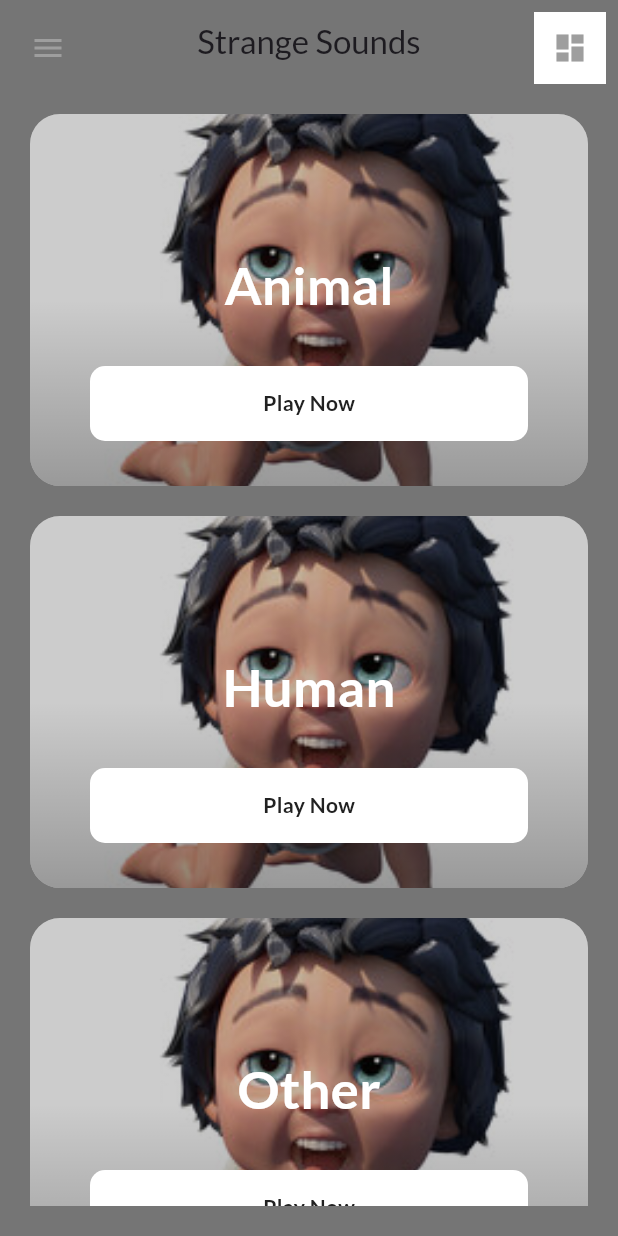
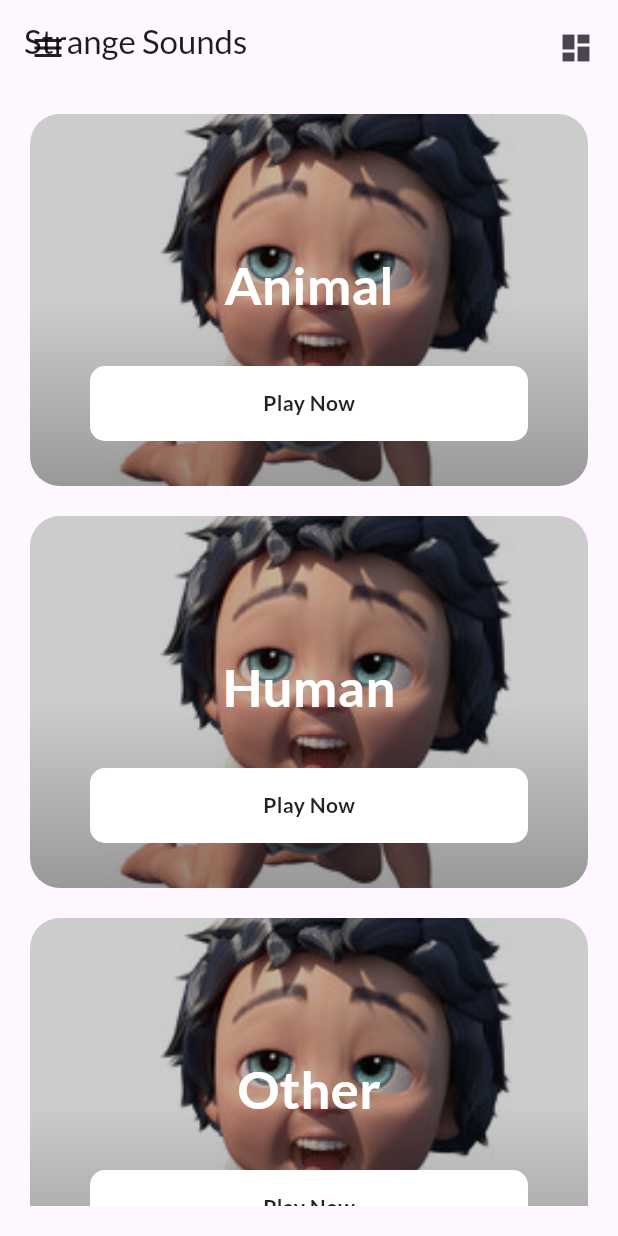
Before and after one commit to mnengineer/crazy_sound, a Flutter app: the screen it shows after launch, on a phone screen of 412 x 824 dp. Run offline on Flutter 3.47's test engine with Material 2 defaults, Android fonts, the phone set to English and light mode, and no system bars; our stand-ins replace audioplayers, google_fonts, in_app_review, share_plus.

Commit message:
feat: アプリ全体のテーマ等の修正

```diff
--- a/lib/custom_drawer/drawer_user_controller.dart
+++ b/lib/custom_drawer/drawer_user_controller.dart
@@ -91,10 +91,7 @@ class _DrawerUserControllerState extends State<DrawerUserController>
 
   @override
   Widget build(BuildContext context) {
-    var brightness = MediaQuery.of(context).platformBrightness;
-    bool isLightMode = brightness == Brightness.light;
     return Scaffold(
-      backgroundColor: isLightMode ? Colors.white : Colors.grey,
       body: SingleChildScrollView(
         controller: scrollController,
         scrollDirection: Axis.horizontal,
@@ -138,7 +135,6 @@ class _DrawerUserControllerState extends State<DrawerUserController>
                 //full-screen Width with widget.screenView
                 child: Container(
                   decoration: BoxDecoration(
-                    color: Colors.white,
                     boxShadow: <BoxShadow>[
                       BoxShadow(
                           color: Colors.grey.withOpacity(0.6), blurRadius: 24),
@@ -172,13 +168,9 @@ class _DrawerUserControllerState extends State<DrawerUserController>
                               borderRadius: BorderRadius.circular(
                                   AppBar().preferredSize.height),
                               child: Center(
-                                // if you use your own menu view UI you add form initialization
                                 child: widget.menuView != null
                                     ? widget.menuView
                                     : AnimatedIcon(
-                                        color: isLightMode
-                                            ? Colors.grey
-                                            : Colors.white,
                                         icon: widget.animatedIconData ??
                                             AnimatedIcons.arrow_menu,
                                         progress: iconAnimationController!),
--- a/lib/custom_drawer/home_drawer.dart
+++ b/lib/custom_drawer/home_drawer.dart
@@ -53,10 +53,7 @@ class _HomeDrawerState extends State<HomeDrawer> {
 
   @override
   Widget build(BuildContext context) {
-    var brightness = MediaQuery.of(context).platformBrightness;
-    bool isLightMode = brightness == Brightness.light;
     return Scaffold(
-      backgroundColor: Colors.white.withOpacity(0.5),
       body: Column(
         crossAxisAlignment: CrossAxisAlignment.stretch,
         mainAxisAlignment: MainAxisAlignment.start,
@@ -69,14 +66,13 @@ class _HomeDrawerState extends State<HomeDrawer> {
               child: Column(
                 crossAxisAlignment: CrossAxisAlignment.start,
                 mainAxisAlignment: MainAxisAlignment.start,
-                children: [
+                children: const [
                   Padding(
-                    padding: const EdgeInsets.only(top: 8, left: 4),
+                    padding: EdgeInsets.only(top: 8, left: 4),
                     child: Text(
                       'メニュー',
                       style: TextStyle(
                         fontWeight: FontWeight.w600,
-                        color: isLightMode ? Colors.grey : Colors.white,
                         fontSize: 18,
                       ),
                     ),
@@ -88,9 +84,8 @@ class _HomeDrawerState extends State<HomeDrawer> {
           const SizedBox(
             height: 4,
           ),
-          Divider(
+          const Divider(
             height: 1,
-            color: Colors.grey.withOpacity(0.5),
           ),
           Expanded(
             child: ListView.builder(
@@ -146,7 +141,6 @@ class _HomeDrawerState extends State<HomeDrawer> {
                   ),
                   listData.isAssetsImage
                       ? Container(
-                          // 修正
                           margin: const EdgeInsets.only(left: 4.0, right: 4.0),
                           width: 24,
                           height: 24,
@@ -165,12 +159,19 @@ class _HomeDrawerState extends State<HomeDrawer> {
                   Text(
                     listData.labelName,
                     style: TextStyle(
-                      fontWeight: FontWeight.w500,
-                      fontSize: 16,
-                      color: widget.screenIndex == listData.index
-                          ? Colors.black
-                          : Colors.grey.withOpacity(0.5),
-                    ),
+                        fontWeight: FontWeight.w500,
+                        fontSize: 16,
+                        color: widget.screenIndex == listData.index
+                            ? Theme.of(context)
+                                .textTheme
+                                .labelSmall!
+                                .color!
+                                .withOpacity(1)
+                            : Theme.of(context)
+                                .textTheme
+                                .labelSmall!
+                                .color!
+                                .withOpacity(0.4)),
                     textAlign: TextAlign.left,
                   ),
                 ],
@@ -189,7 +190,7 @@ class _HomeDrawerState extends State<HomeDrawer> {
                             0.0,
                             0.0),
                         child: Padding(
-                          padding: EdgeInsets.only(top: 8, bottom: 8),
+                          padding: const EdgeInsets.only(top: 8, bottom: 8),
                           child: Container(
                             width:
                                 MediaQuery.of(context).size.width * 0.75 - 64,
--- a/lib/main.dart
+++ b/lib/main.dart
@@ -14,9 +14,10 @@ class App extends StatelessWidget {
     return MaterialApp(
       theme: ThemeData(
         useMaterial3: true,
-        platform: TargetPlatform.iOS,
+        primaryColor: Colors.grey[300],
         textTheme: GoogleFonts.latoTextTheme(),
       ),
+      darkTheme: ThemeData.dark(),
       home: const HomeScreen(),
     );
   }
--- a/lib/screens/category/category_detail.dart
+++ b/lib/screens/category/category_detail.dart
@@ -41,10 +41,9 @@ class _CategoryDetailScreenState extends State<CategoryDetailScreen> {
   @override
   Widget build(BuildContext context) {
     return Scaffold(
-      backgroundColor: Colors.grey[600],
       appBar: AppBar(
-        backgroundColor: Colors.transparent,
         elevation: 0,
+        backgroundColor: Theme.of(context).scaffoldBackgroundColor,
         title: Text(widget.title),
         leading: IconButton(
           onPressed: () {
@@ -61,7 +60,6 @@ class _CategoryDetailScreenState extends State<CategoryDetailScreen> {
           mainAxisSpacing: 10,
           children: _listItem
               .map((item) => Card(
-                    color: Colors.transparent,
                     elevation: 0,
                     child: Container(
                       decoration: BoxDecoration(
@@ -78,7 +76,6 @@ class _CategoryDetailScreenState extends State<CategoryDetailScreen> {
                           child: ElevatedButton(
                             style: ElevatedButton.styleFrom(
                               shape: const CircleBorder(),
-                              primary: Colors.grey[800],
                             ),
                             onPressed: () {
                               _audioPlayer.play(
--- a/lib/screens/category/category_home.dart
+++ b/lib/screens/category/category_home.dart
@@ -16,33 +16,28 @@ class _CategoryHomeScreenState extends State<CategoryHomeScreen> {
   @override
   Widget build(BuildContext context) {
     return Scaffold(
-      backgroundColor: Colors.grey[600],
       appBar: AppBar(
-        backgroundColor: Colors.transparent,
         elevation: 0,
+        backgroundColor: Theme.of(context).scaffoldBackgroundColor,
         title: const Text("Strange Sounds"),
         actions: [
           Padding(
-            padding: const EdgeInsets.only(top: 8, right: 8),
-            child: Container(
-              width: AppBar().preferredSize.height - 8,
-              height: AppBar().preferredSize.height - 8,
-              color: Colors.white,
+            padding: const EdgeInsets.only(top: 8, right: 4),
             child: Material(
-                color: Colors.transparent,
               child: InkWell(
                 borderRadius:
                     BorderRadius.circular(AppBar().preferredSize.height),
+                child: Padding(
+                  padding: const EdgeInsets.all(12),
                   child: Icon(
                     multiple ? Icons.dashboard : Icons.view_agenda,
-                    color: Colors.grey,
+                  ),
                 ),
                 onTap: () {
                   setState(() {
                     multiple = !multiple;
                   });
                 },
-                ),
               ),
             ),
           ),
--- a/lib/screens/drawer/about.dart
+++ b/lib/screens/drawer/about.dart
@@ -6,10 +6,9 @@ class AboutScreen extends StatelessWidget {
   @override
   Widget build(BuildContext context) {
     return Scaffold(
-      backgroundColor: Colors.grey[600],
       appBar: AppBar(
-        backgroundColor: Colors.transparent,
         elevation: 0,
+        backgroundColor: Theme.of(context).scaffoldBackgroundColor,
       ),
       body: Padding(
         padding: const EdgeInsets.all(20),
--- a/lib/screens/drawer/review.dart
+++ b/lib/screens/drawer/review.dart
@@ -9,10 +9,9 @@ class ReviewScreen extends StatelessWidget {
   @override
   Widget build(BuildContext context) {
     return Scaffold(
-      backgroundColor: Colors.grey[600],
       appBar: AppBar(
-        backgroundColor: Colors.transparent,
         elevation: 0,
+        backgroundColor: Theme.of(context).scaffoldBackgroundColor,
       ),
       body: Center(
         child: Container(
@@ -35,7 +34,6 @@ class ReviewScreen extends StatelessWidget {
                   style: TextStyle(
                     fontSize: 20,
                     fontWeight: FontWeight.bold,
-                    color: Colors.black,
                   ),
                   textAlign: TextAlign.center,
                 ),
@@ -47,7 +45,6 @@ class ReviewScreen extends StatelessWidget {
                   'アプリを気に入っていただけましたら、レビューをお願いします！\n\n一生懸命改善に取り組みます。\nレビューいただけると幸いです！',
                   style: TextStyle(
                     fontSize: 16,
-                    color: Colors.black,
                   ),
                   textAlign: TextAlign.center,
                 ),
--- a/lib/screens/drawer/share.dart
+++ b/lib/screens/drawer/share.dart
@@ -9,10 +9,9 @@ class ShareScreen extends StatelessWidget {
   @override
   Widget build(BuildContext context) {
     return Scaffold(
-      backgroundColor: Colors.grey[600],
       appBar: AppBar(
-        backgroundColor: Colors.transparent,
         elevation: 0,
+        backgroundColor: Theme.of(context).scaffoldBackgroundColor,
       ),
       body: Center(
         child: Container(
@@ -35,7 +34,6 @@ class ShareScreen extends StatelessWidget {
                   style: TextStyle(
                     fontSize: 20,
                     fontWeight: FontWeight.bold,
-                    color: Colors.black,
                   ),
                   textAlign: TextAlign.center,
                 ),
@@ -47,7 +45,6 @@ class ShareScreen extends StatelessWidget {
                   'アプリをシェアしていただけると、\n開発者が喜びます！',
                   style: TextStyle(
                     fontSize: 16,
-                    color: Colors.black,
                   ),
                   textAlign: TextAlign.center,
                 ),
--- a/lib/screens/home.dart
+++ b/lib/screens/home.dart
@@ -1,4 +1,3 @@
-
 import 'package:flutter/material.dart';
 import 'package:strange_sounds/custom_drawer/drawer_user_controller.dart';
 import 'package:strange_sounds/custom_drawer/home_drawer.dart';
@@ -29,13 +28,10 @@ class _HomeScreenState extends State<HomeScreen> {
 
   @override
   Widget build(BuildContext context) {
-    return Container(
-      color: Colors.white,
-      child: SafeArea(
+    return SafeArea(
       top: false,
       bottom: false,
       child: Scaffold(
-          backgroundColor: Colors.white,
         body: DrawerUserController(
           screenIndex: drawerIndex,
           drawerWidth: MediaQuery.of(context).size.width * 0.75,
@@ -45,7 +41,6 @@ class _HomeScreenState extends State<HomeScreen> {
           },
           screenView: screenView,
           //we replace screen view as we need on navigate starting screens like MyHomePage, HelpScreen, FeedbackScreen, etc...
-          ),
         ),
       ),
     );
--- a/lib/widgets/category_home_item.dart
+++ b/lib/widgets/category_home_item.dart
@@ -27,8 +27,8 @@ class CategoryHomeItem extends StatelessWidget {
           decoration: BoxDecoration(
               borderRadius: BorderRadius.circular(20),
               gradient: LinearGradient(begin: Alignment.bottomRight, colors: [
-                Colors.black.withOpacity(.4),
-                Colors.black.withOpacity(.2),
+                Theme.of(context).textTheme.labelSmall!.color!.withOpacity(.4),
+                Theme.of(context).textTheme.labelSmall!.color!.withOpacity(.2),
               ])),
           child: Column(
             mainAxisAlignment: MainAxisAlignment.end,
@@ -49,12 +49,14 @@ class CategoryHomeItem extends StatelessWidget {
                 decoration: BoxDecoration(
                     borderRadius: BorderRadius.circular(10),
                     color: Colors.white),
-                child: Center(
-                    child: Text(
-                  "Play Now",
-                  style: TextStyle(
-                      color: Colors.grey[900], fontWeight: FontWeight.bold),
-                )),
+                child: const Center(
+                  child: Text(
+                    "Play Now",
+                    style: TextStyle(
+                      fontWeight: FontWeight.bold,
+                    ),
+                  ),
+                ),
               ),
               const SizedBox(
                 height: 30,
```
Lines whose indentation alone changed are shown as unchanged.
